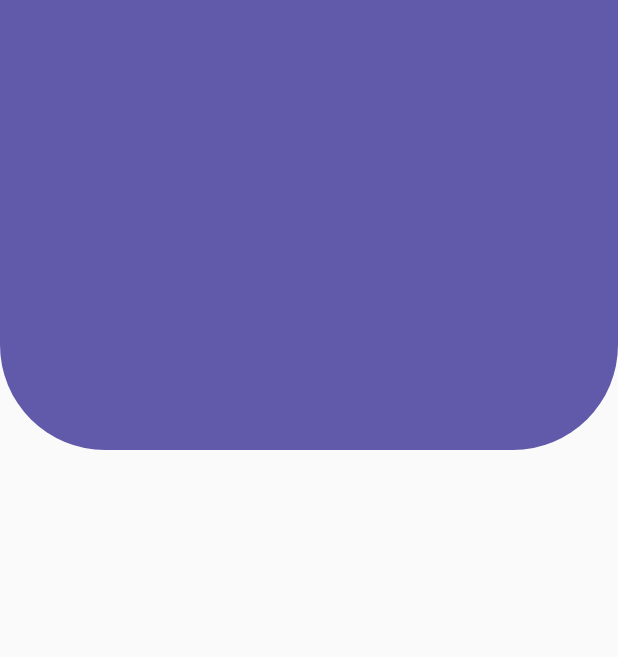
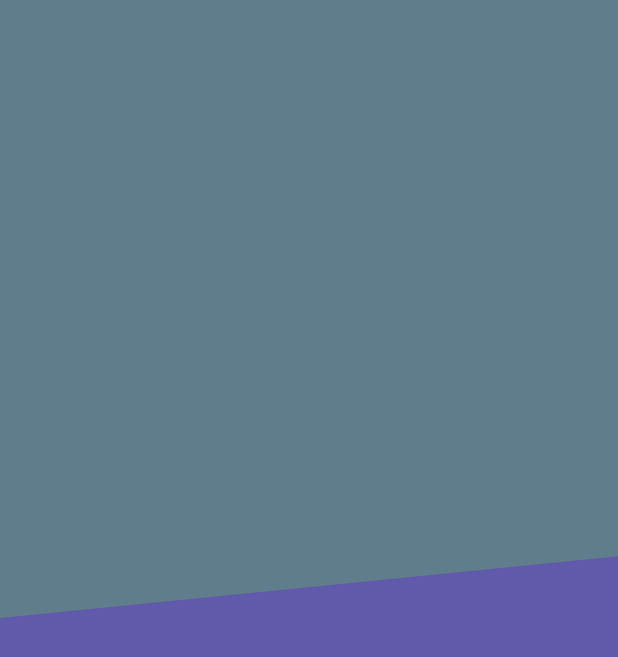
Before and after one commit to riverajosue/custom_painter, a Flutter app: the screen it shows after launch, on a phone screen of 412 x 824 dp. Shown: the top 657 px of the screen. Run offline on Flutter 3.47's test engine with Material 2 defaults, Android fonts, the phone set to English and light mode, and no system bars.

Commit message:
Header diagonal

```diff
--- a/lib/src/pages/home_page.dart
+++ b/lib/src/pages/home_page.dart
@@ -19,7 +19,7 @@ class _HomePageState extends State<HomePage> {
       /*appBar: AppBar(
         title: Text('Diseños App'),
       ),*/
-      body: RoundedEdgesHeader()
+      body: DiagonalHeader()
     );
   }
 }
--- a/lib/src/widgets/header_widget.dart
+++ b/lib/src/widgets/header_widget.dart
@@ -20,14 +20,59 @@ class RoundedEdgesHeader extends StatelessWidget {
   Widget build(BuildContext context) {
     return Container(
       height: 300,
+      decoration: const BoxDecoration(
+          color: Color(0xFF615AAB),
+          borderRadius: BorderRadius.only(
+              bottomLeft: Radius.circular(70),
+              bottomRight: Radius.circular(70))),
+    );
+  }
+}
 
-      decoration: BoxDecoration(
-         color: Color(0xFF615AAB),
-         borderRadius: BorderRadius.only(
-          bottomLeft: Radius.circular(70),
-          bottomRight: Radius.circular(70)
-         )
+class DiagonalHeader extends StatelessWidget {
+  const DiagonalHeader({super.key});
+
+  @override
+  Widget build(BuildContext context) {
+    return Container(
+      height: double.infinity,
+      width: double.infinity,
+      color: Color(0xFF615AAB),
+      child: CustomPaint(
+        painter: _diagonalPainterHeader(),
       ),
     );
   }
 }
+
+class _diagonalPainterHeader extends CustomPainter {
+  @override
+  void paint(Canvas canvas, Size size) {
+    // TODO: implement paint
+
+    /// Lapiz
+    final paint = Paint();
+
+    ///Propiedades
+
+    paint.color = Colors.blueGrey;
+    paint.style = PaintingStyle.fill;
+    paint.strokeWidth = 5;
+
+    ///dibujar con el path y el lapiz
+    final path = new Path();
+
+    path.moveTo(0, size.height * 0.5);
+    path.lineTo(size.width, size.height * 0.45);
+    path.lineTo(size.width, 0);
+    path.lineTo(0,0);
+
+    canvas.drawPath(path, paint);
+  }
+
+  @override
+  bool shouldRepaint(covariant CustomPainter oldDelegate) {
+    // TODO: implement shouldRepaint
+    return true;
+  }
+}
```
